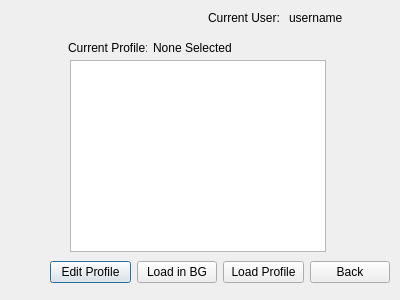
Before: the Qt Designer form Project/DESM/loadProfile.ui in Dragomegak/DESM-Personal, drawn with Qt 5.
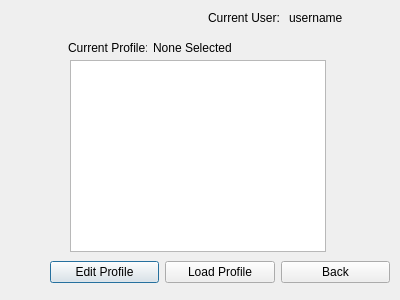
After: the same form once the commit is applied.

Patch:
```diff
--- a/Project/DESM/loadProfile.ui
+++ b/Project/DESM/loadProfile.ui
@@ -82,13 +82,6 @@
       </property>
      </widget>
     </item>
-    <item>
-     <widget class="QPushButton" name="loadInBackgroundButton">
-      <property name="text">
-       <string>Load in BG</string>
-      </property>
-     </widget>
-    </item>
     <item>
      <widget class="QPushButton" name="loadProfile">
       <property name="text">
```
